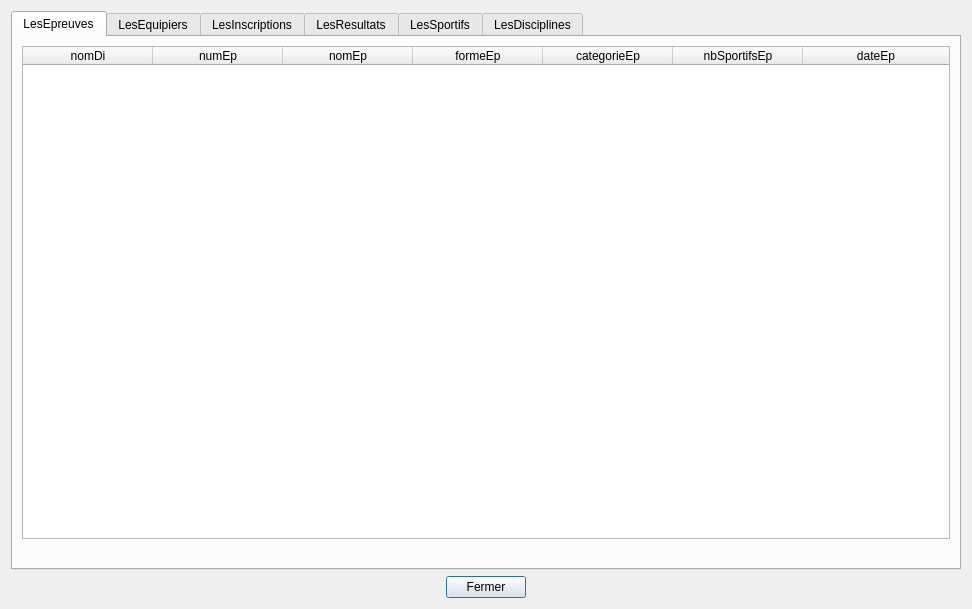
Qt form gui/tablesData.ui (FDaCostaB/Jo-BD) before a commit.
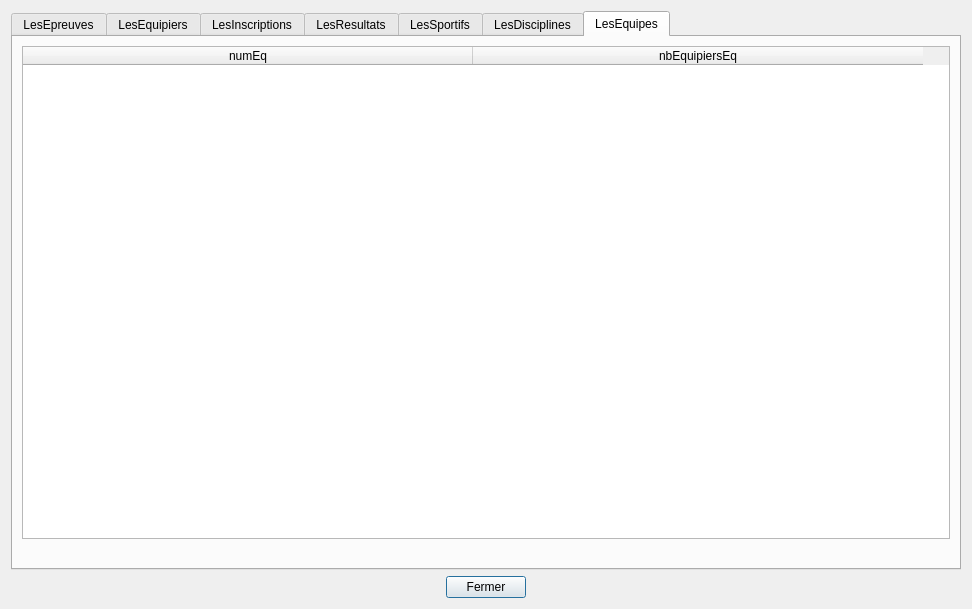
The same form after that commit.

Commit message: 1.4a: Vue LesEquipes DONE 1.4b: Affichage LesEquipes DONE

What changed in the file:
```diff
--- a/gui/tablesData.ui
+++ b/gui/tablesData.ui
@@ -29,7 +29,7 @@
    <item row="0" column="0">
     <widget class="QTabWidget" name="tabWidget">
      <property name="currentIndex">
-      <number>0</number>
+      <number>6</number>
      </property>
      <widget class="QWidget" name="tabEpreuves">
       <attribute name="title">
@@ -575,6 +575,37 @@
        </item>
       </layout>
      </widget>
+     <widget class="QWidget" name="tab_equipes">
+      <attribute name="title">
+       <string>LesEquipes</string>
+      </attribute>
+      <layout class="QVBoxLayout" name="verticalLayout_3">
+       <item>
+        <widget class="QTableWidget" name="tableEquipes">
+         <attribute name="horizontalHeaderDefaultSectionSize">
+          <number>450</number>
+         </attribute>
+         <column>
+          <property name="text">
+           <string>numEq</string>
+          </property>
+         </column>
+         <column>
+          <property name="text">
+           <string>nbEquipiersEq</string>
+          </property>
+         </column>
+        </widget>
+       </item>
+       <item>
+        <widget class="QLabel" name="label_equipes">
+         <property name="text">
+          <string/>
+         </property>
+        </widget>
+       </item>
+      </layout>
+     </widget>
     </widget>
    </item>
    <item row="1" column="0">
```
Left out of the diff: 104 changed lines with no effect on the pictures. The commit also changes 5 other files.
